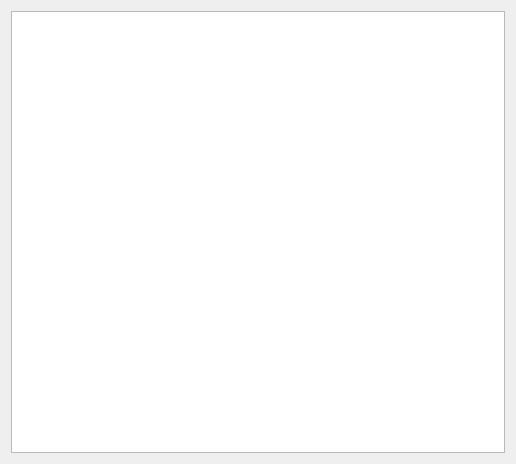
Above: specviz/plugins/model_editor/model_editor.ui from spacetelescope/specviz before the change. Below: the same form after it.
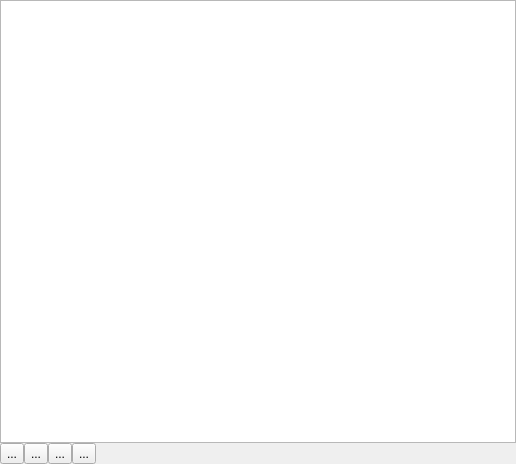
That is the form after the change.

Commit message: Allow printing version information

Diff of the .ui file:
```diff
--- a/specviz/plugins/model_editor/model_editor.ui
+++ b/specviz/plugins/model_editor/model_editor.ui
@@ -14,8 +14,92 @@
    <string>Form</string>
   </property>
   <layout class="QVBoxLayout" name="verticalLayout">
+   <property name="leftMargin">
+    <number>0</number>
+   </property>
+   <property name="topMargin">
+    <number>0</number>
+   </property>
+   <property name="rightMargin">
+    <number>0</number>
+   </property>
+   <property name="bottomMargin">
+    <number>0</number>
+   </property>
    <item>
-    <widget class="QTreeView" name="model_tree_view"/>
+    <layout class="QVBoxLayout" name="verticalLayout_2">
+     <property name="spacing">
+      <number>0</number>
+     </property>
+     <item>
+      <widget class="QTreeView" name="model_tree_view"/>
+     </item>
+     <item>
+      <widget class="QWidget" name="widget" native="true">
+       <property name="autoFillBackground">
+        <bool>false</bool>
+       </property>
+       <layout class="QHBoxLayout" name="horizontalLayout">
+        <property name="spacing">
+         <number>0</number>
+        </property>
+        <property name="leftMargin">
+         <number>0</number>
+        </property>
+        <property name="topMargin">
+         <number>0</number>
+        </property>
+        <property name="rightMargin">
+         <number>0</number>
+        </property>
+        <property name="bottomMargin">
+         <number>0</number>
+        </property>
+        <item>
+         <widget class="QToolButton" name="toolButton">
+          <property name="text">
+           <string>...</string>
+          </property>
+         </widget>
+        </item>
+        <item>
+         <widget class="QToolButton" name="toolButton_2">
+          <property name="text">
+           <string>...</string>
+          </property>
+         </widget>
+        </item>
+        <item>
+         <widget class="QToolButton" name="toolButton_3">
+          <property name="text">
+           <string>...</string>
+          </property>
+         </widget>
+        </item>
+        <item>
+         <widget class="QToolButton" name="toolButton_4">
+          <property name="text">
+           <string>...</string>
+          </property>
+         </widget>
+        </item>
+        <item>
+         <spacer name="horizontalSpacer">
+          <property name="orientation">
+           <enum>Qt::Horizontal</enum>
+          </property>
+          <property name="sizeHint" stdset="0">
+           <size>
+            <width>40</width>
+            <height>20</height>
+           </size>
+          </property>
+         </spacer>
+        </item>
+       </layout>
+      </widget>
+     </item>
+    </layout>
    </item>
   </layout>
  </widget>
```
The commit also changes 1 other file.
